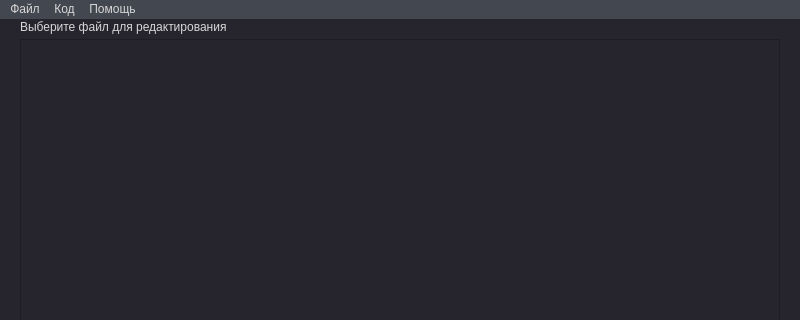
Qt form yocode/yocode.ui (PenzaStreetGames/Yo) before a commit; both pictures show x 0 to 800 and y 0 to 320 of the 800 by 600 pixel window.
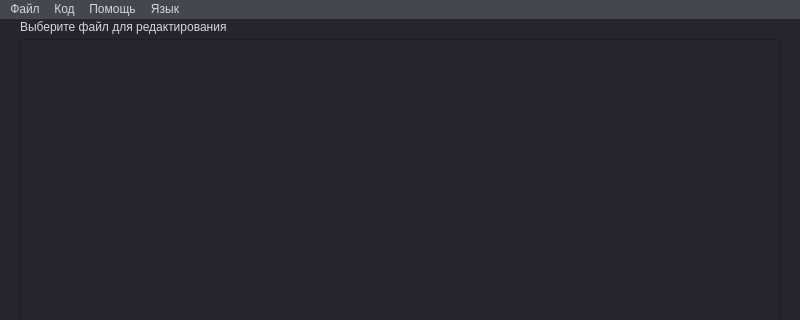
The same form after that commit.

Patch:
```diff
--- a/yocode/yocode.ui
+++ b/yocode/yocode.ui
@@ -132,9 +132,17 @@
     </property>
     <addaction name="help_button"/>
    </widget>
+   <widget class="QMenu" name="menu">
+    <property name="title">
+     <string>Язык</string>
+    </property>
+    <addaction name="lang_en"/>
+    <addaction name="lang_ru"/>
+   </widget>
    <addaction name="file"/>
    <addaction name="code"/>
    <addaction name="help"/>
+   <addaction name="menu"/>
   </widget>
   <widget class="QStatusBar" name="statusbar">
    <property name="styleSheet">
```
Left out of the diff: 10 changed lines with no effect on the pictures.
